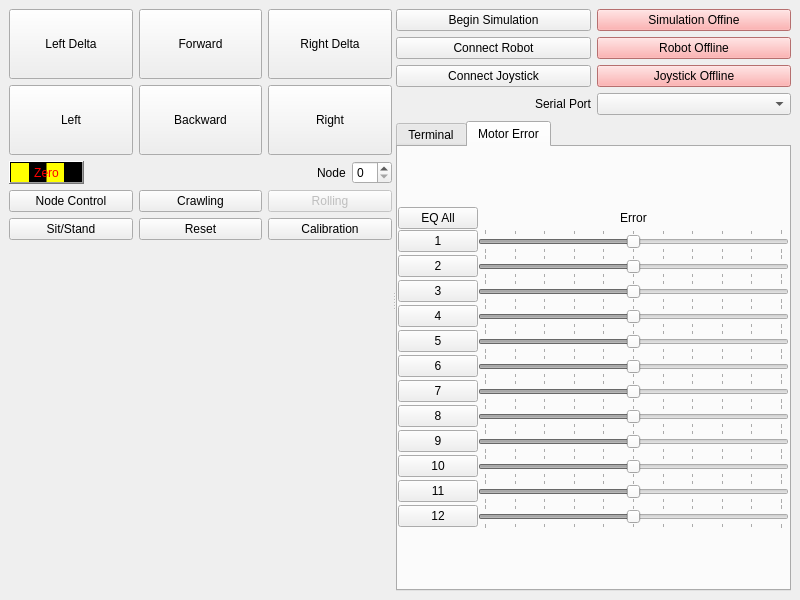
Qt form rift/ui/main.ui (BYUCMR/Capstone_TREG) before a commit.
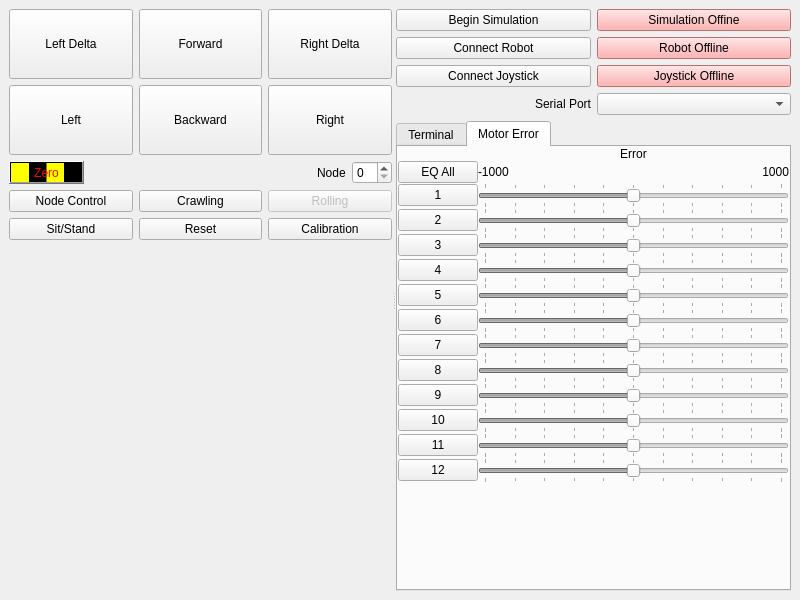
The same form after that commit.

Commit message: Added error scale

Patch:
```diff
--- a/rift/ui/main.ui
+++ b/rift/ui/main.ui
@@ -409,21 +409,109 @@
             </property>
             <item>
              <layout class="QGridLayout" name="L221">
-              <item row="0" column="0">
-               <widget class="QPushButton" name="eq_all">
-                <property name="text">
-                 <string>EQ All</string>
+              <item row="12" column="1">
+               <widget class="QSlider" name="ms_11">
+                <property name="enabled">
+                 <bool>false</bool>
                 </property>
+                <property name="minimum">
+                 <number>-1000</number>
+                </property>
+                <property name="maximum">
+                 <number>1000</number>
+                </property>
+                <property name="orientation">
+                 <enum>Qt::Orientation::Horizontal</enum>
+                </property>
+                <property name="tickPosition">
+                 <enum>QSlider::TickPosition::TicksBothSides</enum>
+                </property>
+                <property name="tickInterval">
+                 <number>200</number>
+                </property>
                </widget>
               </item>
-              <item row="11" column="0">
+              <item row="6" column="1">
+               <widget class="QSlider" name="ms_5">
+                <property name="enabled">
+                 <bool>false</bool>
+                </property>
+                <property name="minimum">
+                 <number>-1000</number>
+                </property>
+                <property name="maximum">
+                 <number>1000</number>
+                </property>
+                <property name="orientation">
+                 <enum>Qt::Orientation::Horizontal</enum>
+                </property>
+                <property name="tickPosition">
+                 <enum>QSlider::TickPosition::TicksBothSides</enum>
+                </property>
+                <property name="tickInterval">
+                 <number>200</number>
+                </property>
+               </widget>
+              </item>
+              <item row="12" column="0">
                <widget class="QPushButton" name="mb_11">
                 <property name="text">
                  <string>11</string>
                 </property>
                </widget>
               </item>
-              <item row="10" column="1">
+              <item row="2" column="0">
+               <widget class="QPushButton" name="mb_1">
+                <property name="text">
+                 <string>1</string>
+                </property>
+               </widget>
+              </item>
+              <item row="3" column="1">
+               <widget class="QSlider" name="ms_2">
+                <property name="enabled">
+                 <bool>false</bool>
+                </property>
+                <property name="minimum">
+                 <number>-1000</number>
+                </property>
+                <property name="maximum">
+                 <number>1000</number>
+                </property>
+                <property name="orientation">
+                 <enum>Qt::Orientation::Horizontal</enum>
+                </property>
+                <property name="tickPosition">
+                 <enum>QSlider::TickPosition::TicksBothSides</enum>
+                </property>
+                <property name="tickInterval">
+                 <number>200</number>
+                </property>
+               </widget>
+              </item>
+              <item row="9" column="1">
+               <widget class="QSlider" name="ms_8">
+                <property name="enabled">
+                 <bool>false</bool>
+                </property>
+                <property name="minimum">
+                 <number>-1000</number>
+                </property>
+                <property name="maximum">
+                 <number>1000</number>
+                </property>
+                <property name="orientation">
+                 <enum>Qt::Orientation::Horizontal</enum>
+                </property>
+                <property name="tickPosition">
+                 <enum>QSlider::TickPosition::TicksBothSides</enum>
+                </property>
+                <property name="tickInterval">
+                 <number>200</number>
+                </property>
+               </widget>
+              </item>
+              <item row="11" column="1">
                <widget class="QSlider" name="ms_10">
                 <property name="enabled">
                  <bool>false</bool>
@@ -445,6 +533,60 @@
                 </property>
                </widget>
               </item>
+              <item row="10" column="1">
+               <widget class="QSlider" name="ms_9">
+                <property name="enabled">
+                 <bool>false</bool>
+                </property>
+                <property name="minimum">
+                 <number>-1000</number>
+                </property>
+                <property name="maximum">
+                 <number>1000</number>
+                </property>
+                <property name="orientation">
+                 <enum>Qt::Orientation::Horizontal</enum>
+                </property>
+                <property name="tickPosition">
+                 <enum>QSlider::TickPosition::TicksBothSides</enum>
+                </property>
+                <property name="tickInterval">
+                 <number>200</number>
+                </property>
+               </widget>
+              </item>
+              <item row="8" column="1">
+               <widget class="QSlider" name="ms_7">
+                <property name="enabled">
+                 <bool>false</bool>
+                </property>
+                <property name="minimum">
+                 <number>-1000</number>
+                </property>
+                <property name="maximum">
+                 <number>1000</number>
+                </property>
+                <property name="value">
+                 <number>0</number>
+                </property>
+                <property name="orientation">
+                 <enum>Qt::Orientation::Horizontal</enum>
+                </property>
+                <property name="tickPosition">
+                 <enum>QSlider::TickPosition::TicksBothSides</enum>
+                </property>
+                <property name="tickInterval">
+                 <number>200</number>
+                </property>
+               </widget>
+              </item>
+              <item row="4" column="0">
+               <widget class="QPushButton" name="mb_3">
+                <property name="text">
+                 <string>3</string>
+                </property>
+               </widget>
+              </item>
               <item row="0" column="1">
                <widget class="QLabel" name="motor_err_label">
                 <property name="sizePolicy">
@@ -461,169 +603,71 @@
                 </property>
                </widget>
               </item>
-              <item row="2" column="1">
-               <widget class="QSlider" name="ms_2">
-                <property name="enabled">
-                 <bool>false</bool>
-                </property>
-                <property name="minimum">
-                 <number>-1000</number>
-                </property>
-                <property name="maximum">
-                 <number>1000</number>
-                </property>
-                <property name="orientation">
-                 <enum>Qt::Orientation::Horizontal</enum>
-                </property>
-                <property name="tickPosition">
-                 <enum>QSlider::TickPosition::TicksBothSides</enum>
-                </property>
-                <property name="tickInterval">
-                 <number>200</number>
-                </property>
-               </widget>
-              </item>
-              <item row="4" column="1">
-               <widget class="QSlider" name="ms_4">
-                <property name="enabled">
-                 <bool>false</bool>
-                </property>
-                <property name="minimum">
-                 <number>-1000</number>
-                </property>
-                <property name="maximum">
-                 <number>1000</number>
-                </property>
-                <property name="orientation">
-                 <enum>Qt::Orientation::Horizontal</enum>
-                </property>
-                <property name="tickPosition">
-                 <enum>QSlider::TickPosition::TicksBothSides</enum>
-                </property>
-                <property name="tickInterval">
-                 <number>200</number>
-                </property>
-               </widget>
-              </item>
-              <item row="6" column="0">
-               <widget class="QPushButton" name="mb_6">
-                <property name="text">
-                 <string>6</string>
-                </property>
-               </widget>
-              </item>
-              <item row="9" column="1">
-               <widget class="QSlider" name="ms_9">
-                <property name="enabled">
-                 <bool>false</bool>
-                </property>
-                <property name="minimum">
-                 <number>-1000</number>
-                </property>
-                <property name="maximum">
-                 <number>1000</number>
-                </property>
-                <property name="orientation">
-                 <enum>Qt::Orientation::Horizontal</enum>
-                </property>
-                <property name="tickPosition">
-                 <enum>QSlider::TickPosition::TicksBothSides</enum>
-                </property>
-                <property name="tickInterval">
-                 <number>200</number>
-                </property>
-               </widget>
-              </item>
-              <item row="1" column="0">
-               <widget class="QPushButton" name="mb_1">
-                <property name="text">
-                 <string>1</string>
-                </property>
-               </widget>
-              </item>
-              <item row="12" column="1">
-               <widget class="QSlider" name="ms_12">
-                <property name="enabled">
-                 <bool>false</bool>
-                </property>
-                <property name="minimum">
-                 <number>-1000</number>
-                </property>
-                <property name="maximum">
-                 <number>1000</number>
-                </property>
-                <property name="orientation">
-                 <enum>Qt::Orientation::Horizontal</enum>
-                </property>
-                <property name="tickPosition">
-                 <enum>QSlider::TickPosition::TicksBothSides</enum>
-                </property>
-                <property name="tickInterval">
-                 <number>200</number>
-                </property>
-               </widget>
-              </item>
               <item row="8" column="0">
-               <widget class="QPushButton" name="mb_8">
-                <property name="text">
-                 <string>8</string>
-                </property>
-               </widget>
-              </item>
-              <item row="5" column="0">
-               <widget class="QPushButton" name="mb_5">
-                <property name="text">
-                 <string>5</string>
-                </property>
-               </widget>
-              </item>
-              <item row="7" column="0">
                <widget class="QPushButton" name="mb_7">
                 <property name="text">
                  <string>7</string>
                 </property>
                </widget>
               </item>
-              <item row="7" column="1">
-               <widget class="QSlider" name="ms_7">
-                <property name="enabled">
-                 <bool>false</bool>
-                </property>
-                <property name="minimum">
-                 <number>-1000</number>
-                </property>
-                <property name="maximum">
-                 <number>1000</number>
-                </property>
-                <property name="value">
-                 <number>0</number>
-                </property>
-                <property name="orientation">
-                 <enum>Qt::Orientation::Horizontal</enum>
-                </property>
-                <property name="tickPosition">
-                 <enum>QSlider::TickPosition::TicksBothSides</enum>
-                </property>
-                <property name="tickInterval">
-                 <number>200</number>
-                </property>
-               </widget>
-              </item>
-              <item row="2" column="0">
+              <item row="3" column="0">
                <widget class="QPushButton" name="mb_2">
                 <property name="text">
                  <string>2</string>
                 </property>
                </widget>
               </item>
-              <item row="12" column="0">
-               <widget class="QPushButton" name="mb_12">
-                <property name="text">
-                 <string>12</string>
+              <item row="7" column="1">
+               <widget class="QSlider" name="ms_6">
+                <property name="enabled">
+                 <bool>false</bool>
                 </property>
+                <property name="minimum">
+                 <number>-1000</number>
+                </property>
+                <property name="maximum">
+                 <number>1000</number>
+                </property>
+                <property name="value">
+                 <number>0</number>
+                </property>
+                <property name="orientation">
+                 <enum>Qt::Orientation::Horizontal</enum>
+                </property>
+                <property name="tickPosition">
+                 <enum>QSlider::TickPosition::TicksBothSides</enum>
+                </property>
+                <property name="tickInterval">
+                 <number>200</number>
+                </property>
                </widget>
               </item>
-              <item row="3" column="1">
+              <item row="2" column="1">
+               <widget class="QSlider" name="ms_1">
+                <property name="enabled">
+                 <bool>false</bool>
+                </property>
+                <property name="minimum">
+                 <number>-1000</number>
+                </property>
+                <property name="maximum">
+                 <number>1000</number>
+                </property>
+                <property name="tracking">
+                 <bool>true</bool>
+                </property>
+                <property name="orientation">
+                 <enum>Qt::Orientation::Horizontal</enum>
+                </property>
+                <property name="tickPosition">
+                 <enum>QSlider::TickPosition::TicksBothSides</enum>
+                </property>
+                <property name="tickInterval">
+                 <number>200</number>
+                </property>
+               </widget>
+              </item>
+              <item row="4" column="1">
                <widget class="QSlider" name="ms_3">
                 <property name="enabled">
                  <bool>false</bool>
@@ -645,8 +689,15 @@
                 </property>
                </widget>
               </item>
-              <item row="8" column="1">
-               <widget class="QSlider" name="ms_8">
+              <item row="5" column="0">
+               <widget class="QPushButton" name="mb_4">
+                <property name="text">
+                 <string>4</string>
+                </property>
+               </widget>
+              </item>
+              <item row="13" column="1">
+               <widget class="QSlider" name="ms_12">
                 <property name="enabled">
                  <bool>false</bool>
                 </property>
@@ -667,83 +718,91 @@
                 </property>
                </widget>
               </item>
-              <item row="10" column="0">
+              <item row="7" column="0">
+               <widget class="QPushButton" name="mb_6">
+                <property name="text">
+                 <string>6</string>
+                </property>
+               </widget>
+              </item>
+              <item row="6" column="0">
+               <widget class="QPushButton" name="mb_5">
+                <property name="text">
+                 <string>5</string>
+                </property>
+               </widget>
+              </item>
+              <item row="1" column="1">
+               <layout class="QHBoxLayout" name="L2211">
+                <item>
+                 <widget class="QLabel" name="ms_label_1">
+                  <property name="text">
+                   <string>-1000</string>
+                  </property>
+                 </widget>
+                </item>
+                <item>
+                 <spacer name="S22111">
+                  <property name="orientation">
+                   <enum>Qt::Orientation::Horizontal</enum>
+                  </property>
+                  <property name="sizeHint" stdset="0">
+                   <size>
+                    <width>40</width>
+                    <height>20</height>
+                   </size>
+                  </property>
+                 </spacer>
+                </item>
+                <item>
+                 <widget class="QLabel" name="ms_label_2">
+                  <property name="text">
+                   <string>1000</string>
+                  </property>
+                  <property name="alignment">
+                   <set>Qt::AlignmentFlag::AlignRight|Qt::AlignmentFlag::AlignTrailing|Qt::AlignmentFlag::AlignVCenter</set>
+                  </property>
+                 </widget>
+                </item>
+               </layout>
+              </item>
+              <item row="11" column="0">
                <widget class="QPushButton" name="mb_10">
                 <property name="text">
                  <string>10</string>
                 </property>
                </widget>
               </item>
-              <item row="11" column="1">
-               <widget class="QSlider" name="ms_11">
-                <property name="enabled">
-                 <bool>false</bool>
-                </property>
-                <property name="minimum">
-                 <number>-1000</number>
-                </property>
-                <property name="maximum">
-                 <number>1000</number>
-                </property>
-                <property name="orientation">
-                 <enum>Qt::Orientation::Horizontal</enum>
-                </property>
-                <property name="tickPosition">
-                 <enum>QSlider::TickPosition::TicksBothSides</enum>
-                </property>
-                <property name="tickInterval">
-                 <number>200</number>
-                </property>
-               </widget>
-              </item>
-              <item row="6" column="1">
-               <widget class="QSlider" name="ms_6">
-                <property name="enabled">
-                 <bool>false</bool>
-                </property>
-                <property name="minimum">
-                 <number>-1000</number>
-                </property>
-                <property name="maximum">
-                 <number>1000</number>
-                </property>
-                <property name="value">
-                 <number>0</number>
-                </property>
-                <property name="orientation">
-                 <enum>Qt::Orientation::Horizontal</enum>
-                </property>
-                <property name="tickPosition">
-                 <enum>QSlider::TickPosition::TicksBothSides</enum>
-                </property>
-                <property name="tickInterval">
-                 <number>200</number>
-                </property>
-               </widget>
-              </item>
-              <item row="9" column="0">
+              <item row="10" column="0">
                <widget class="QPushButton" name="mb_9">
                 <property name="text">
                  <string>9</string>
                 </property>
                </widget>
               </item>
-              <item row="4" column="0">
-               <widget class="QPushButton" name="mb_4">
+              <item row="1" column="0">
+               <widget class="QPushButton" name="eq_all">
                 <property name="text">
-                 <string>4</string>
+                 <string>EQ All</string>
                 </property>
                </widget>
               </item>
-              <item row="3" column="0">
-               <widget class="QPushButton" name="mb_3">
+              <item row="9" column="0">
+               <widget class="QPushButton" name="mb_8">
                 <property name="text">
-                 <string>3</string>
+                 <string>8</string>
+                </property>
+               </widget>
+              </item>
+              <item row="13" column="0">
+               <widget class="QPushButton" name="mb_12">
+                <property name="text">
+                 <string>12</string>
                 </property>
                </widget>
               </item>
               <item row="5" column="1">
-               <widget class="QSlider" name="ms_5">
+               <widget class="QSlider" name="ms_4">
                 <property name="enabled">
                  <bool>false</bool>
                 </property>
@@ -764,30 +823,18 @@
                 </property>
                </widget>
               </item>
-              <item row="1" column="1">
-               <widget class="QSlider" name="ms_1">
-                <property name="enabled">
-                 <bool>false</bool>
-                </property>
-                <property name="minimum">
-                 <number>-1000</number>
-                </property>
-                <property name="maximum">
-                 <number>1000</number>
-                </property>
-                <property name="tracking">
-                 <bool>true</bool>
-                </property>
+              <item row="14" column="1">
+               <spacer name="S221">
                 <property name="orientation">
-                 <enum>Qt::Orientation::Horizontal</enum>
+                 <enum>Qt::Orientation::Vertical</enum>
                 </property>
-                <property name="tickPosition">
-                 <enum>QSlider::TickPosition::TicksBothSides</enum>
+                <property name="sizeHint" stdset="0">
+                 <size>
+                  <width>20</width>
+                  <height>40</height>
+                 </size>
                 </property>
-                <property name="tickInterval">
-                 <number>200</number>
-                </property>
-               </widget>
+               </spacer>
               </item>
              </layout>
             </item>
```
The commit also changes 1 other file.
